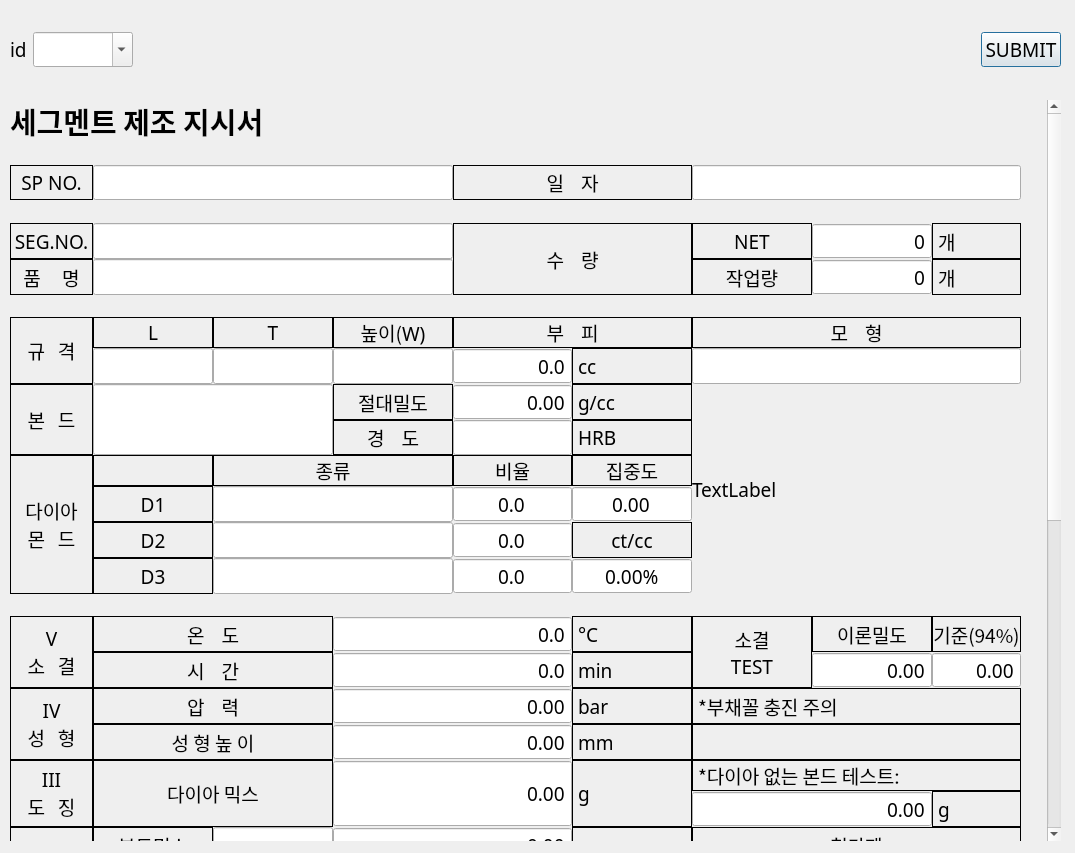
This is ui/spWidget.ui in SuhYeoJee/OrderManager as Qt 5 draws it before an edit. The edited form follows.
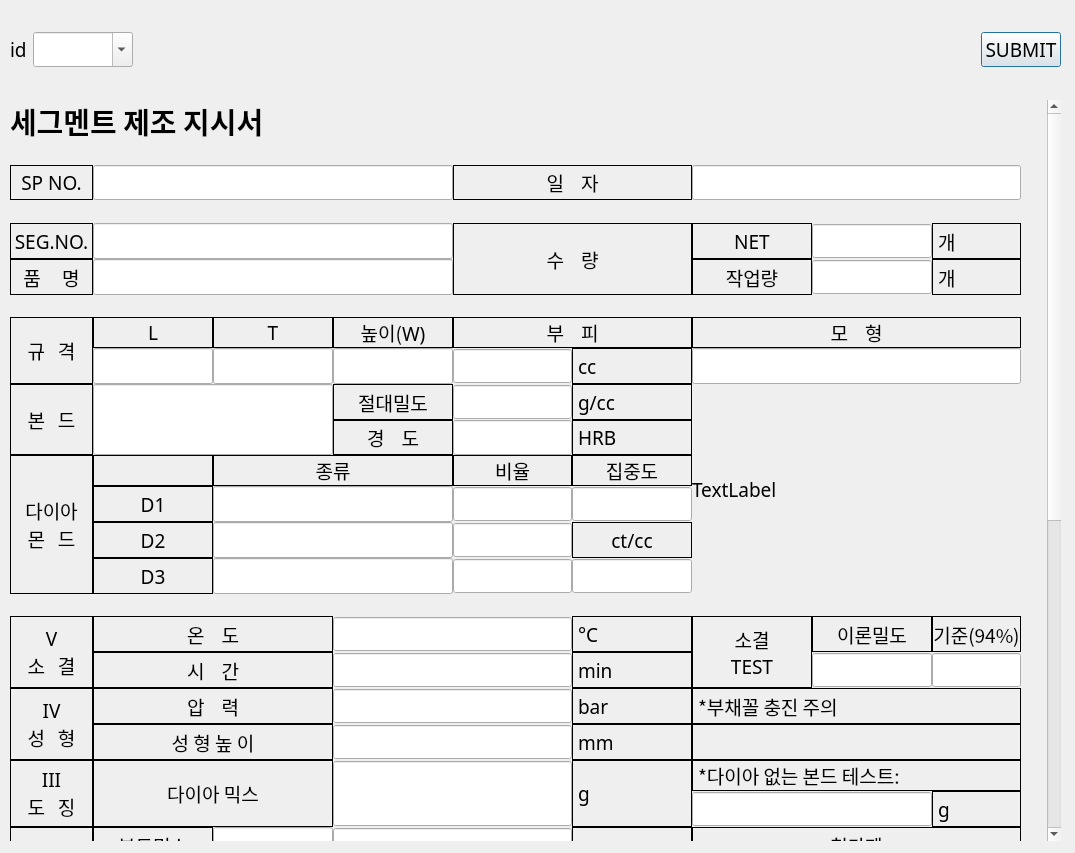
This is the edited form.

The edit to the form file:
```diff
--- a/ui/spWidget.ui
+++ b/ui/spWidget.ui
@@ -44,7 +44,7 @@
     <property name="geometry">
      <rect>
       <x>0</x>
-      <y>0</y>
+      <y>-120</y>
       <width>1030</width>
       <height>1300</height>
      </rect>
@@ -191,7 +191,7 @@
          <enum>QAbstractSpinBox::NoButtons</enum>
         </property>
         <property name="specialValueText">
-         <string/>
+         <string> </string>
         </property>
         <property name="maximum">
          <double>999999.000000000000000</double>
@@ -216,7 +216,7 @@
          <enum>QAbstractSpinBox::NoButtons</enum>
         </property>
         <property name="specialValueText">
-         <string/>
+         <string> </string>
         </property>
         <property name="decimals">
          <number>1</number>
@@ -394,7 +394,7 @@
          <enum>QAbstractSpinBox::NoButtons</enum>
         </property>
         <property name="specialValueText">
-         <string/>
+         <string> </string>
         </property>
        </widget>
       </item>
@@ -684,7 +684,7 @@
          <enum>QAbstractSpinBox::NoButtons</enum>
         </property>
         <property name="specialValueText">
-         <string/>
+         <string> </string>
         </property>
         <property name="decimals">
          <number>1</number>
@@ -756,7 +756,7 @@
          <enum>QAbstractSpinBox::NoButtons</enum>
         </property>
         <property name="specialValueText">
-         <string/>
+         <string> </string>
         </property>
         <property name="decimals">
          <number>1</number>
@@ -968,7 +968,7 @@
          <enum>QAbstractSpinBox::NoButtons</enum>
         </property>
         <property name="specialValueText">
-         <string/>
+         <string> </string>
         </property>
         <property name="maximum">
          <double>999999.000000000000000</double>
@@ -1155,7 +1155,7 @@
          <enum>QAbstractSpinBox::NoButtons</enum>
         </property>
         <property name="specialValueText">
-         <string/>
+         <string> </string>
         </property>
         <property name="maximum">
          <double>999999.000000000000000</double>
@@ -1225,7 +1225,7 @@
          <enum>QAbstractSpinBox::NoButtons</enum>
         </property>
         <property name="specialValueText">
-         <string/>
+         <string> </string>
         </property>
         <property name="maximum">
          <number>999999</number>
@@ -1323,7 +1323,7 @@
          <enum>QAbstractSpinBox::NoButtons</enum>
         </property>
         <property name="specialValueText">
-         <string/>
+         <string> </string>
         </property>
         <property name="decimals">
          <number>1</number>
@@ -1485,7 +1485,7 @@
          <enum>QAbstractSpinBox::NoButtons</enum>
         </property>
         <property name="specialValueText">
-         <string/>
+         <string> </string>
         </property>
         <property name="maximum">
          <double>999999.000000000000000</double>
@@ -1510,7 +1510,7 @@
          <enum>QAbstractSpinBox::NoButtons</enum>
         </property>
         <property name="specialValueText">
-         <string/>
+         <string> </string>
         </property>
        </widget>
       </item>
@@ -1577,7 +1577,7 @@
          <enum>QAbstractSpinBox::NoButtons</enum>
         </property>
         <property name="specialValueText">
-         <string/>
+         <string> </string>
         </property>
         <property name="maximum">
          <number>999999</number>
@@ -1931,7 +1931,7 @@
          <enum>QAbstractSpinBox::NoButtons</enum>
         </property>
         <property name="specialValueText">
-         <string/>
+         <string> </string>
         </property>
         <property name="decimals">
          <number>1</number>
@@ -1942,7 +1942,7 @@
        </widget>
       </item>
       <item row="5" column="1" colspan="3">
-       <widget class="QLineEdit" name="loads_segment_nameLineEdit">
+       <widget class="QLineEdit" name="loads_segment_fullnameLineEdit">
         <property name="sizePolicy">
          <sizepolicy hsizetype="Expanding" vsizetype="Expanding">
           <horstretch>0</horstretch>
@@ -2098,7 +2098,7 @@
          <enum>QAbstractSpinBox::NoButtons</enum>
         </property>
         <property name="specialValueText">
-         <string/>
+         <string> </string>
         </property>
         <property name="maximum">
          <double>999999.000000000000000</double>
@@ -2394,7 +2394,7 @@
          <enum>QAbstractSpinBox::NoButtons</enum>
         </property>
         <property name="specialValueText">
-         <string/>
+         <string> </string>
         </property>
         <property name="maximum">
          <double>99.989999999999995</double>
@@ -2630,7 +2630,7 @@
          <enum>QAbstractSpinBox::NoButtons</enum>
         </property>
         <property name="specialValueText">
-         <string/>
+         <string> </string>
         </property>
        </widget>
       </item>
@@ -2652,7 +2652,7 @@
          <enum>QAbstractSpinBox::NoButtons</enum>
         </property>
         <property name="specialValueText">
-         <string/>
+         <string> </string>
         </property>
         <property name="decimals">
          <number>1</number>
@@ -3108,7 +3108,7 @@
        </widget>
       </item>
       <item row="4" column="1" colspan="3">
-       <widget class="QLineEdit" name="loads_segment_codeLineEdit">
+       <widget class="QLineEdit" name="loads_segment_nameLineEdit">
         <property name="sizePolicy">
          <sizepolicy hsizetype="Expanding" vsizetype="Expanding">
           <horstretch>0</horstretch>
@@ -3141,7 +3141,7 @@
          <enum>QAbstractSpinBox::NoButtons</enum>
         </property>
         <property name="specialValueText">
-         <string/>
+         <string> </string>
         </property>
         <property name="suffix">
          <string>%</string>
```
Left out of the diff: 56 changed lines with no effect on the pictures.
